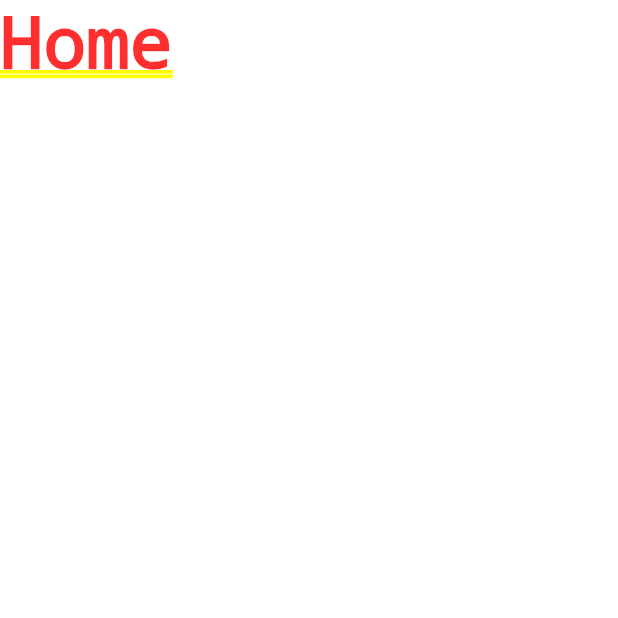
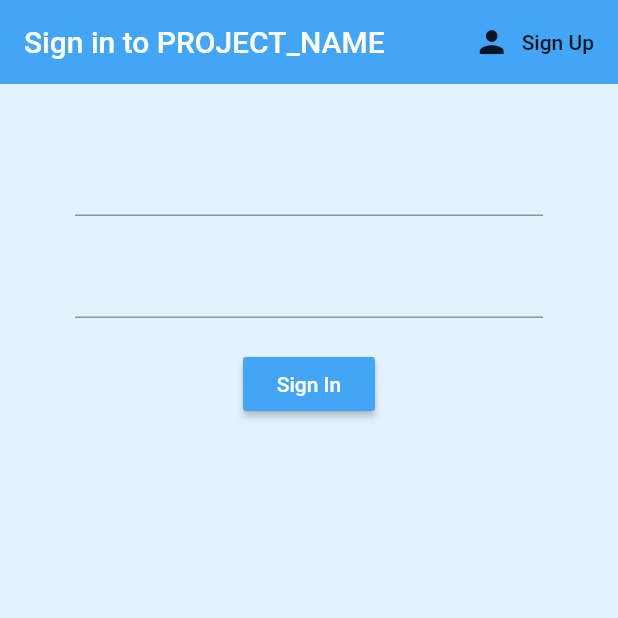
Before and after one commit to berkeka/order_tracking, a Flutter app: the screen it shows after launch, on a phone screen of 412 x 824 dp, the top half of it. Run offline on Flutter 3.47's test engine with Material 2 defaults, Android fonts, the phone set to English and light mode, and no system bars; our stand-ins replace firebase_auth; accounts and stored records are empty.

Commit message:
Create signup, signin and homepage

```diff
--- a/lib/main.dart
+++ b/lib/main.dart
@@ -1,5 +1,8 @@
+import 'package:order_tracking/screens/wrapper.dart';
+import 'package:order_tracking/services/auth.dart';
 import 'package:flutter/material.dart';
-import 'package:order_tracking/screens/wrapper.dart';
+import 'package:provider/provider.dart';
+import 'package:order_tracking/models/user.dart';
 
 void main() {
   runApp(MyApp());
@@ -9,8 +12,11 @@ class MyApp extends StatelessWidget {
   // This widget is the root of your application.
   @override
   Widget build(BuildContext context) {
-    return MaterialApp(
-      home: Wrapper(),
+    return StreamProvider<User>.value(
+      value: AuthService().user,
+      child: MaterialApp(
+        home: Wrapper(),
+      ),
     );
   }
 }
--- /dev/null
+++ b/lib/models/user.dart
@@ -0,0 +1,5 @@
+class User {
+  final String uid;
+
+  User({this.uid});
+}
--- a/lib/screens/authenticate/authenticate.dart
+++ b/lib/screens/authenticate/authenticate.dart
@@ -1,3 +1,5 @@
+import 'package:order_tracking/screens/authenticate/sign_up.dart';
+import 'package:order_tracking/screens/authenticate/sign_in.dart';
 import 'package:flutter/material.dart';
 
 class Authenticate extends StatefulWidget {
@@ -6,10 +8,17 @@ class Authenticate extends StatefulWidget {
 }
 
 class _AuthenticateState extends State<Authenticate> {
+  bool showSignIn = true;
+  void toggleView() {
+    setState(() => showSignIn = !showSignIn);
+  }
+
   @override
   Widget build(BuildContext context) {
-    return Container(
-      child: Text('authenticate'),
-    );
+    if (showSignIn) {
+      return SignIn(toggleView: toggleView);
+    } else {
+      return SignUp(toggleView: toggleView);
+    }
   }
 }
--- /dev/null
+++ b/lib/screens/authenticate/sign_in.dart
@@ -0,0 +1,89 @@
+import 'package:order_tracking/services/auth.dart';
+import 'package:flutter/material.dart';
+import 'package:order_tracking/shared/constants.dart';
+
+class SignIn extends StatefulWidget {
+  final Function toggleView;
+  SignIn({this.toggleView});
+
+  @override
+  _SignInState createState() => _SignInState();
+}
+
+class _SignInState extends State<SignIn> {
+  final AuthService _auth = AuthService();
+  final _formKey = GlobalKey<FormState>();
+  String error = '';
+
+  // text field state
+  String email = '';
+  String password = '';
+
+  @override
+  Widget build(BuildContext context) {
+    return Scaffold(
+      backgroundColor: backgroundColor[50],
+      appBar: AppBar(
+        backgroundColor: backgroundColor[400],
+        elevation: 0.0,
+        title: Text('Sign in to $projectName'),
+        actions: <Widget>[
+          FlatButton.icon(
+            icon: Icon(Icons.person),
+            label: Text('Sign Up'),
+            onPressed: () => widget.toggleView(),
+          ),
+        ],
+      ),
+      body: Container(
+        padding: EdgeInsets.symmetric(vertical: 20.0, horizontal: 50.0),
+        child: Form(
+          key: _formKey,
+          child: Column(
+            children: <Widget>[
+              SizedBox(height: 20.0),
+              TextFormField(
+                validator: (val) => val.isEmpty ? 'Enter an email' : null,
+                onChanged: (val) {
+                  setState(() => email = val);
+                },
+              ),
+              SizedBox(height: 20.0),
+              TextFormField(
+                obscureText: true,
+                validator: (val) =>
+                    val.length < 6 ? 'Enter a password 6+ chars long' : null,
+                onChanged: (val) {
+                  setState(() => password = val);
+                },
+              ),
+              SizedBox(height: 20.0),
+              RaisedButton(
+                  color: backgroundColor[400],
+                  child: Text(
+                    'Sign In',
+                    style: TextStyle(color: Colors.white),
+                  ),
+                  onPressed: () async {
+                    if (_formKey.currentState.validate()) {
+                      dynamic result = await _auth.signInWithEmailAndPassword(
+                          email, password);
+                      if (result == null) {
+                        setState(() {
+                          error = 'Could not sign in with those credentials';
+                        });
+                      }
+                    }
+                  }),
+              SizedBox(height: 12.0),
+              Text(
+                error,
+                style: TextStyle(color: Colors.red, fontSize: 14.0),
+              ),
+            ],
+          ),
+        ),
+      ),
+    );
+  }
+}
--- a/lib/screens/wrapper.dart
+++ b/lib/screens/wrapper.dart
@@ -1,11 +1,20 @@
+import 'package:order_tracking/models/user.dart';
+import 'package:order_tracking/screens/authenticate/authenticate.dart';
+import 'package:order_tracking/screens/home/home.dart';
 import 'package:flutter/material.dart';
-import 'package:order_tracking/screens/home/home.dart';
+import 'package:provider/provider.dart';
 
 class Wrapper extends StatelessWidget {
   @override
   Widget build(BuildContext context) {
-    // If user is authenticated render Home
-    // Else render authentication window
-    return Home();
+    final user = Provider.of<User>(context);
+    print(user);
+
+    // return either the Home or Authenticate widget
+    if (user == null) {
+      return Authenticate();
+    } else {
+      return Home();
+    }
   }
 }
--- /dev/null
+++ b/lib/shared/constants.dart
@@ -0,0 +1,4 @@
+import 'package:flutter/material.dart';
+
+const projectName = 'PROJECT_NAME';
+const backgroundColor = Colors.blue;
--- a/pubspec.yaml
+++ b/pubspec.yaml
@@ -23,9 +23,9 @@ environment:
 dependencies:
   flutter:
     sdk: flutter
-  firebase_core: ^0.5.3
-  firebase_auth: ^0.18.4+1
-  cloud_firestore: ^0.14.4
+  firebase_auth: ^0.14.0+5
+  cloud_firestore: ^0.12.9+4
+  provider: ^3.1.0
 
   # The following adds the Cupertino Icons font to your application.
   # Use with the CupertinoIcons class for iOS style icons.
```
Also changed, not shown: lib/screens/authenticate/sign_up.dart (added, +89 -0 lines), lib/screens/home/home.dart (+21 -1 lines), lib/services/auth.dart (added, +54 -0 lines), pubspec.lock.
